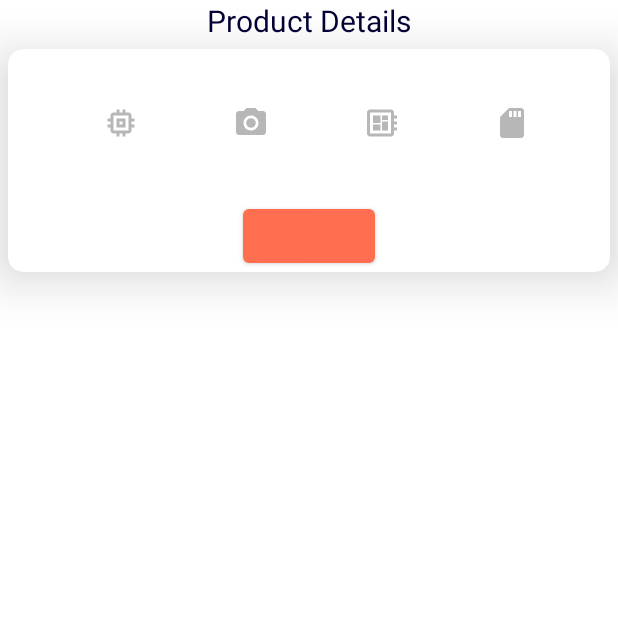
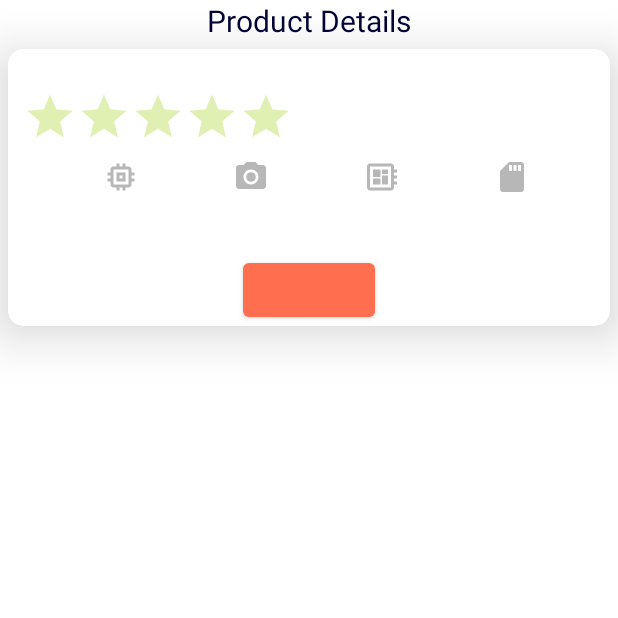
Before and after one commit to EgorKisel/PhoneShop, an Android app: the fragment FragmentProductDetails placed in its activity, on a phone screen of 412 x 824 dp, the top half of it. Run offline under Robolectric (Android 15) with nearby library versions, the phone set to English and light mode, and no system bars; pictures from the network do not load.

Commit message:
Added RatingBar

```diff
--- a/app/src/main/java/com/example/phoneshop/model/response/ProductDetailsDTO.kt
+++ b/app/src/main/java/com/example/phoneshop/model/response/ProductDetailsDTO.kt
@@ -21,7 +21,7 @@ data class ProductDetailsDTO(
     @SerializedName("price")
     val price: Int,
     @SerializedName("rating")
-    val rating: Double,
+    val rating: Float,
     @SerializedName("sd")
     val sd: String,
     @SerializedName("ssd")
--- a/app/src/main/java/com/example/phoneshop/view/FragmentProductDetails.kt
+++ b/app/src/main/java/com/example/phoneshop/view/FragmentProductDetails.kt
@@ -62,6 +62,7 @@ class FragmentProductDetails : Fragment() {
                     tvSd.text = state.productDetailsDTO.sd
                     tvRam.text = state.productDetailsDTO.ssd
                     addToBasket.text = "Add to Cart   $" + state.productDetailsDTO.price.toString()
+                    rating.rating = state.productDetailsDTO.rating
                 }
 
             }
--- a/app/src/main/res/layout/fragment_product_details.xml
+++ b/app/src/main/res/layout/fragment_product_details.xml
@@ -49,6 +49,16 @@
                 app:layout_constraintTop_toTopOf="parent"
                 tools:text="Galaxy Note20 Ultra" />
 
+            <RatingBar
+                android:id="@+id/rating"
+                android:theme="@style/MyRatingBar"
+                style="?android:attr/ratingBarStyleIndicator"
+                android:layout_width="wrap_content"
+                android:layout_height="wrap_content"
+                android:layout_marginStart="10dp"
+                app:layout_constraintStart_toStartOf="parent"
+                app:layout_constraintTop_toBottomOf="@id/phoneName" />
+
             <androidx.appcompat.widget.AppCompatImageView
                 android:id="@+id/imageProc"
                 android:layout_width="wrap_content"
@@ -58,7 +68,7 @@
                 android:src="@drawable/ic_proc"
                 app:layout_constraintEnd_toStartOf="@id/imageCamera"
                 app:layout_constraintStart_toStartOf="parent"
-                app:layout_constraintTop_toBottomOf="@id/phoneName" />
+                app:layout_constraintTop_toBottomOf="@id/rating" />
 
             <androidx.appcompat.widget.AppCompatImageView
                 android:id="@+id/imageCamera"
@@ -69,7 +79,7 @@
                 android:src="@drawable/ic_camera"
                 app:layout_constraintEnd_toStartOf="@id/imageRam"
                 app:layout_constraintStart_toEndOf="@id/imageProc"
-                app:layout_constraintTop_toBottomOf="@id/phoneName" />
+                app:layout_constraintTop_toBottomOf="@id/rating" />
 
             <androidx.appcompat.widget.AppCompatImageView
                 android:id="@+id/imageRam"
@@ -80,7 +90,7 @@
                 android:src="@drawable/ic_ram1"
                 app:layout_constraintEnd_toStartOf="@id/imageSd"
                 app:layout_constraintStart_toEndOf="@id/imageCamera"
-                app:layout_constraintTop_toBottomOf="@id/phoneName" />
+                app:layout_constraintTop_toBottomOf="@id/rating" />
 
             <androidx.appcompat.widget.AppCompatImageView
                 android:id="@+id/imageSd"
@@ -92,7 +102,7 @@
                 app:layout_constraintEnd_toEndOf="parent"
                 app:layout_constraintHorizontal_chainStyle="spread_inside"
                 app:layout_constraintStart_toEndOf="@id/imageRam"
-                app:layout_constraintTop_toBottomOf="@id/phoneName" />
+                app:layout_constraintTop_toBottomOf="@id/rating" />
 
             <TextView
                 android:id="@+id/tvProc"
--- /dev/null
+++ b/app/src/main/res/values/styles.xml
@@ -0,0 +1,9 @@
+<?xml version="1.0" encoding="utf-8"?>
+<resources>
+
+    <style name="MyRatingBar" parent="Theme.AppCompat">
+        <item name="colorControlNormal">@android:color/holo_green_light</item>
+        <item name="colorControlActivated">@android:color/holo_orange_dark</item>
+    </style>
+
+</resources>
```
